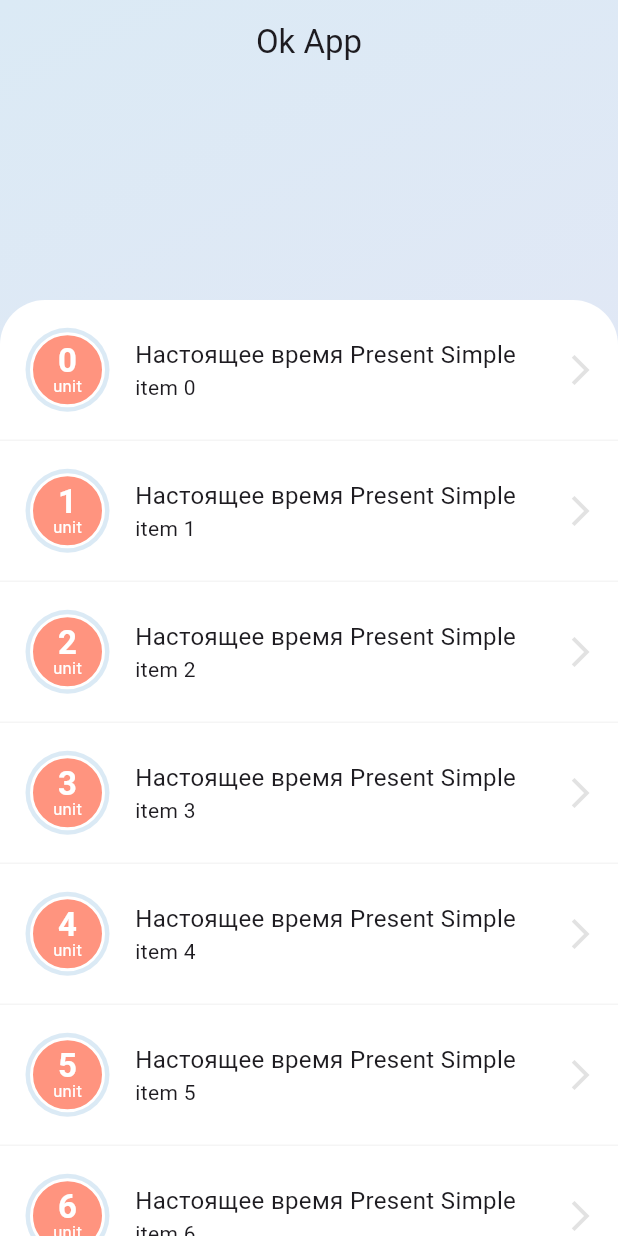
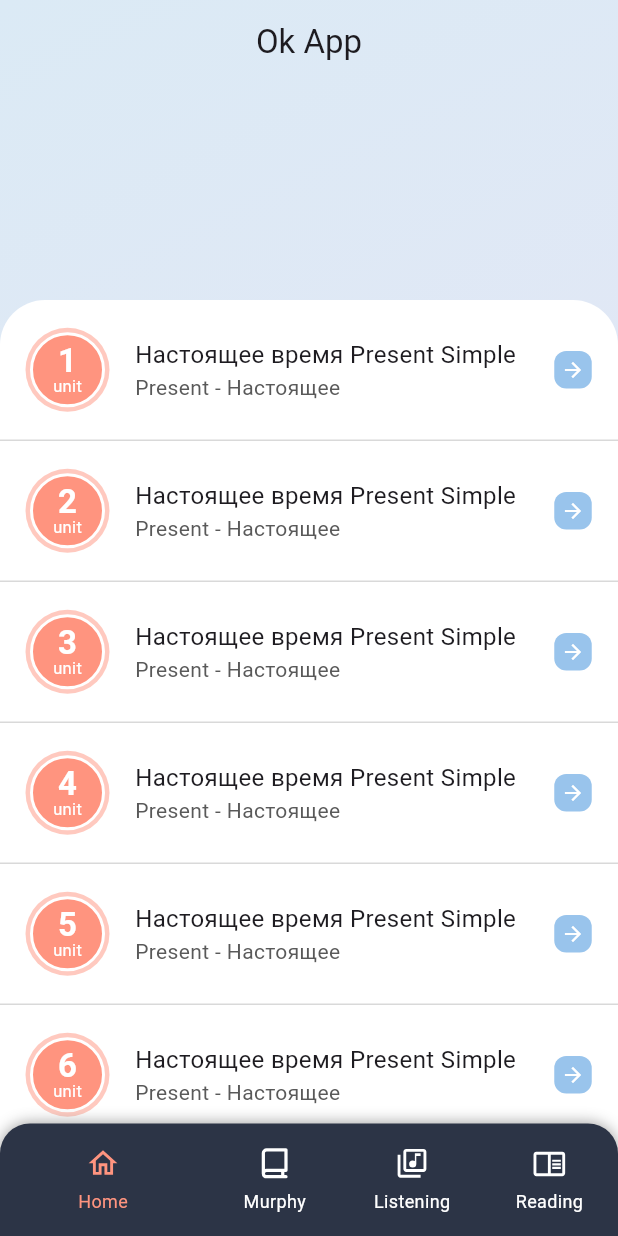
Before and after one commit to suvarz/ok_app, a Flutter app: the screen it shows after launch, on a phone screen of 412 x 824 dp. Run offline on Flutter 3.47's test engine with Material 3 defaults, Android fonts, the phone set to English and light mode, and no system bars; our stand-ins replace flutter_svg.

```diff
--- a/lib/config/color_theme.dart
+++ b/lib/config/color_theme.dart
@@ -3,9 +3,14 @@ import 'package:flutter/material.dart';
 class ColorTheme {
   static Color mainText = const Color(0xFF000000);
   static Color reverseMainText = const Color(0xFFFFFFFF);
+  static Color subMainText = const Color(0xFF595959);
+  static Color divider = const Color(0xFFD9D9D9);
   static Color accent = const Color(0xFFFF947F);
+  static Color info = const Color(0xFF99C4EC);
 
   static Color navBarBackground = const Color(0xFF2C3446);
   static Color mainBarBackgroundFrom = const Color(0xFFDBEAF5);
+  // static Color mainBarBackgroundFrom = const Color(0xFF2E3647);
   static Color mainBarBackgroundTo = const Color(0xFFE8E5F6);
+  // static Color mainBarBackgroundTo = const Color(0xFF2E3647);
 }
--- a/lib/features/app/presentation/widgets/app_bar.dart
+++ b/lib/features/app/presentation/widgets/app_bar.dart
@@ -9,12 +9,15 @@ class AppBar extends StatelessWidget {
   @override
   Widget build(BuildContext context) {
     return SliverAppBar(
+
       title: Text(title),
       backgroundColor: Colors.transparent,
+      surfaceTintColor: Colors.red,
+      // shadowColor: Colors.blue,
       expandedHeight: 200,
       centerTitle: true,
       floating: false,
-      pinned: true,
+      pinned: false,
       snap: false,
       elevation: 0,
     );
--- a/lib/features/app/presentation/widgets/nav_bar.dart
+++ b/lib/features/app/presentation/widgets/nav_bar.dart
@@ -38,7 +38,9 @@ class _NavBarState extends State<NavBar> {
 
   @override
   Widget build(BuildContext context) {
-    return Container(
+    return ColoredBox(
+      color: Colors.white,
+      child: Container(
         // color: Colors.white,
         height: 75,
         decoration: BoxDecoration(
@@ -65,6 +67,7 @@ class _NavBarState extends State<NavBar> {
           unselectedFontSize: 12,
           backgroundColor: Colors.transparent,
           onTap: _onTap,
+        ),
       ),
     );
   }
--- a/lib/features/home/presentation/pages/home_page.dart
+++ b/lib/features/home/presentation/pages/home_page.dart
@@ -1,5 +1,6 @@
 import 'package:flutter/material.dart';
 import 'package:ok_app/config/color_theme.dart';
+import 'package:ok_app/features/app/presentation/widgets/nav_bar.dart';
 import 'package:ok_app/features/home/presentation/widgets/home_widget.dart';
 
 class HomePage extends StatelessWidget {
@@ -32,7 +33,7 @@ class HomePage extends StatelessWidget {
             ],
           ),
         ),
-        // bottomNavigationBar: NavBar(),
+        bottomNavigationBar: const NavBar(),
       ),
     );
   }
--- a/lib/features/units/presentation/pages/units_page.dart
+++ b/lib/features/units/presentation/pages/units_page.dart
@@ -1,6 +1,7 @@
 import 'package:flutter/material.dart' hide AppBar;
 import 'package:ok_app/config/color_theme.dart';
 import 'package:ok_app/features/app/presentation/widgets/app_bar.dart';
+import 'package:ok_app/features/app/presentation/widgets/nav_bar.dart';
 import 'package:ok_app/features/units/presentation/widgets/units_item_widget.dart';
 
 class UnitsPage extends StatelessWidget {
@@ -21,7 +22,8 @@ class UnitsPage extends StatelessWidget {
       ),
       child: Scaffold(
         backgroundColor: Colors.transparent,
-        body: CustomScrollView(
+        body: SafeArea(
+          child: CustomScrollView(
             slivers: [
               const AppBar(title: 'Ok App', imagePath: ''),
               SliverList(
@@ -35,6 +37,8 @@ class UnitsPage extends StatelessWidget {
             ],
           ),
         ),
+        bottomNavigationBar: const NavBar(),
+      ),
     );
   }
 }
--- a/lib/features/units/presentation/widgets/units_item_widget.dart
+++ b/lib/features/units/presentation/widgets/units_item_widget.dart
@@ -12,7 +12,7 @@ class UnitsItemWidget extends StatelessWidget {
       decoration: BoxDecoration(
         color: Colors.white,
         border: Border(
-          bottom: BorderSide(color: Colors.grey.withOpacity(0.1)),
+          bottom: BorderSide(color: ColorTheme.divider),
         ),
         borderRadius: index == 0
             ? const BorderRadius.vertical(
@@ -32,7 +32,7 @@ class UnitsItemWidget extends StatelessWidget {
                     width: 56,
                     height: 56,
                     decoration: BoxDecoration(
-                      color: ColorTheme.mainBarBackgroundFrom,
+                      color: ColorTheme.accent.withOpacity(0.5),
                       borderRadius: const BorderRadius.all(Radius.circular(28)),
                     ),
                   ),
@@ -48,7 +48,7 @@ class UnitsItemWidget extends StatelessWidget {
                       mainAxisAlignment: MainAxisAlignment.center,
                       children: [
                         Text(
-                          index.toString(),
+                          (index + 1).toString(),
                           style: TextStyle(
                             fontSize: 22,
                             fontWeight: FontWeight.bold,
@@ -84,15 +84,33 @@ class UnitsItemWidget extends StatelessWidget {
                       fontWeight: FontWeight.normal,
                     ),
                   ),
-                  Text('item $index'),
+                  Text(
+                    'Present - Настоящее',
+                    style: TextStyle(
+                      color: ColorTheme.subMainText,
+                    ),
+                  ),
                 ],
               ),
             ),
           ),
           SizedBox(
-            width: 50,
-            child: Icon(Icons.arrow_forward_ios,
-                color: Colors.grey.withOpacity(0.3)),
+            width: 60,
+            child: Center(
+              child: Container(
+                decoration: BoxDecoration(
+                  borderRadius: const BorderRadius.all(Radius.circular(8)),
+                  color: ColorTheme.info,
+                ),
+                width: 25,
+                height: 25,
+                child: Icon(
+                  Icons.arrow_forward,
+                  color: ColorTheme.reverseMainText,
+                  size: 16,
+                ),
+              ),
+            ),
           ),
         ],
       ),
```
Also changed, not shown: lib/features/app/presentation/widgets/header_app_bar.dart (added, +31 -0 lines). Lines whose indentation alone changed are shown as unchanged.
